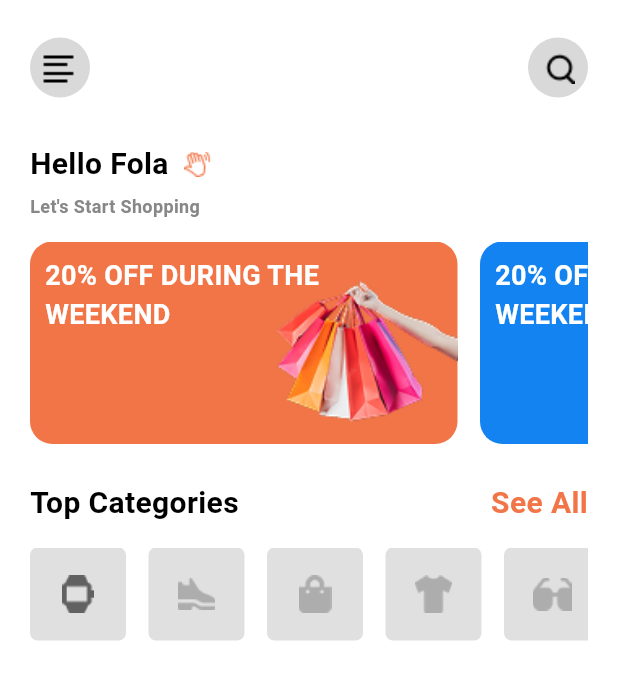
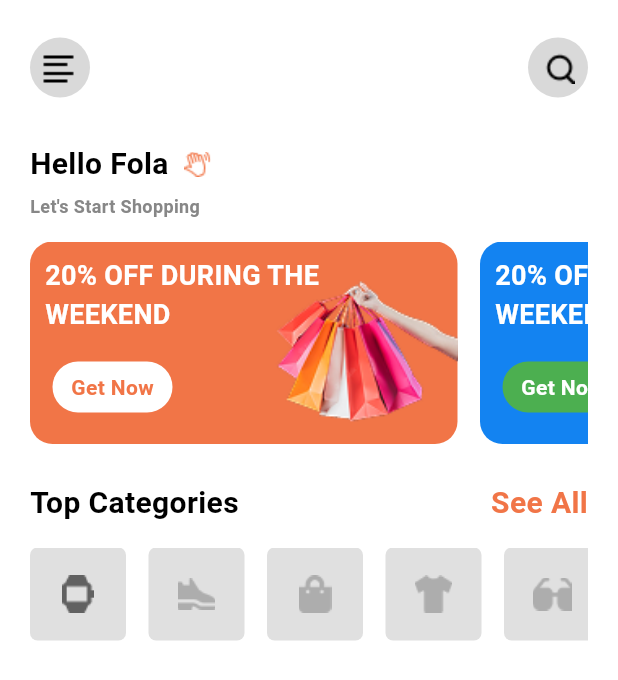
Before and after one commit to MuhammadAmirKhan-57/e_commerce, a Flutter app: the screen it shows after launch, on a phone screen of 412 x 824 dp. Shown: the top 680 px of the screen. Run offline on Flutter 3.47's test engine with Material 3 defaults, Android fonts, the phone set to English and light mode, and no system bars.

Commit message:
Custom Container Button

```diff
--- a/lib/view/home_screen.dart
+++ b/lib/view/home_screen.dart
@@ -28,7 +28,6 @@ class _HomeScreenState extends State<HomeScreen> {
     },
   ];
 
-
   final categoryIcons = [
     "assets/images/watch.png",
     "assets/images/shoes.png",
@@ -37,6 +36,26 @@ class _HomeScreenState extends State<HomeScreen> {
     "assets/images/glass.png",
   ];
 
+  final buttonItems = [
+    {
+      "color": const Color(0xffF17547),
+      "btnText": "Get Now",
+      "btnBg": Colors.white,
+      "btnTextColor": const Color(0xffF17547),
+    },
+    {
+      "color": const Color(0xff1383F1),
+      "btnText": "Get Now",
+      "btnBg": Colors.green,
+      "btnTextColor": Colors.white,
+    },
+    {
+      "color": const Color(0xffE6E5D9),
+      "btnText": "Get Now",
+      "btnBg": Colors.lightBlueAccent,
+      "btnTextColor": Colors.white,
+    },
+  ];
 
   @override
   Widget build(BuildContext context) {
@@ -129,6 +148,29 @@ class _HomeScreenState extends State<HomeScreen> {
                               ),
                             ),
                           ),
+                          SizedBox(height: 20),
+                          Positioned(
+                            top: 80,
+                            left: 15,
+                            child: Container(
+                              height: 34,
+                              width: 80,
+                              decoration: BoxDecoration(
+                                borderRadius: BorderRadius.circular(25),
+                                color: buttonItems[index]["btnBg"] as Color,
+                              ),
+                              child: Center(
+                                child: Text(
+                                  buttonItems[index]["btnText"] as String,
+                                  style: TextStyle(
+                                    color:
+                                        buttonItems[index]["btnTextColor"] as Color,
+                                    fontWeight: FontWeight.w600,
+                                  ),
+                                ),
+                              ),
+                            ),
+                          ),
 
                           // Image on right-center
                           Positioned(
@@ -176,7 +218,7 @@ class _HomeScreenState extends State<HomeScreen> {
                   itemCount: categoryIcons.length,
                   scrollDirection: Axis.horizontal,
                   itemBuilder: (context, index) {
-                   final isSelected = index == selectedIndex;
+                    final isSelected = index == selectedIndex;
                     return GestureDetector(
                       onTap: () {
                         setState(() {
@@ -192,17 +234,17 @@ class _HomeScreenState extends State<HomeScreen> {
                               ? const Color(0xffF17547)
                               : Colors.grey.shade300,
                         ),
-                         child: Center(
+                        child: Center(
                           child: Image.asset(
                             categoryIcons[index],
                             height: 28,
                             color: isSelected
                                 ? Colors.white
                                 : Colors.grey.shade700, // change icon color
-                            colorBlendMode: BlendMode.srcIn,
                           ),
+                        ),
                       ),
-                    ));
+                    );
                   },
                 ),
               ),
```
Also changed, not shown: lib/view/widgets/home_container_button.dart (added, +44 -0 lines).
